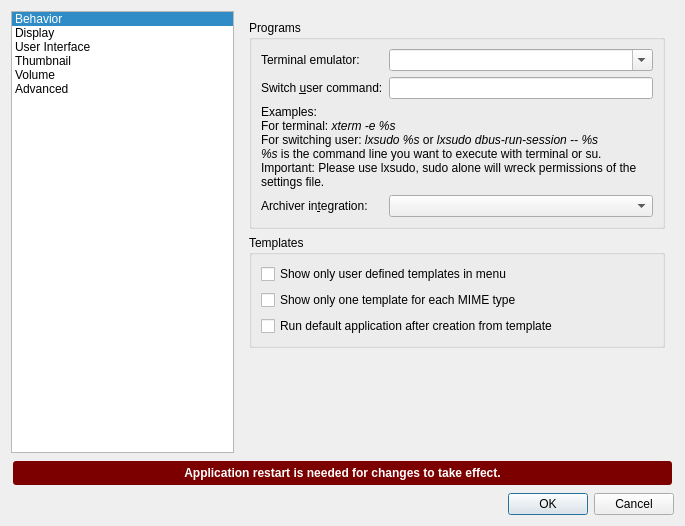
lxqt/pcmanfm-qt, file pcmanfm/preferences.ui: the form before one commit.
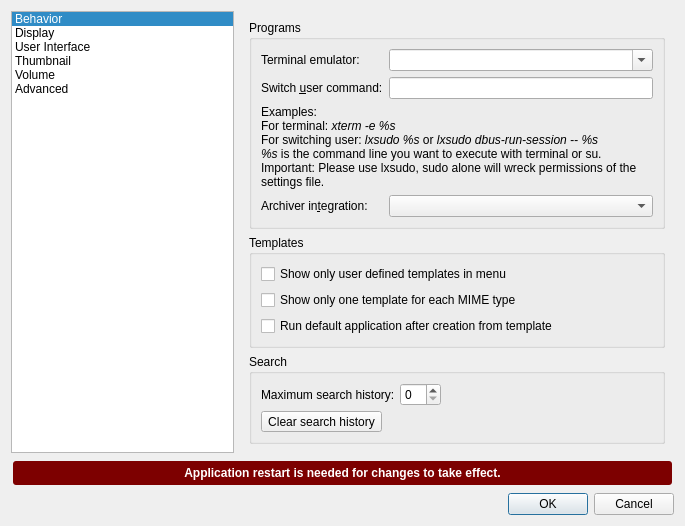
The form after the commit. The open tabs and pages were chosen to show the change.

Commit message:
Added search history (#1583)
This patch requires https://github.com/lxqt/libfm-qt/pull/806.

The history items can be selected by Up and Down arrow keys or by opening the combo menu.

For respecting the user's privacy, the maximum search history is zero (= disabled) by default. It can be from 0 to 50, with separate lists for the name and content entries.

Also, a button is added to Preferences dialog for clearing the search history.

The options are in preferences → Advanced → Search.

Closes https://github.com/lxqt/pcmanfm-qt/issues/1580

Patch:
```diff
--- a/pcmanfm/preferences.ui
+++ b/pcmanfm/preferences.ui
@@ -817,7 +817,7 @@
         </layout>
        </widget>
        <widget class="QWidget" name="advancedPage">
-        <layout class="QVBoxLayout" name="verticalLayout_2" stretch="0,0,1">
+        <layout class="QVBoxLayout" name="verticalLayout_2" stretch="0,0,0,1">
          <item>
           <widget class="QGroupBox" name="groupBox">
            <property name="title">
@@ -913,6 +913,45 @@
            </layout>
           </widget>
          </item>
+         <item>
+          <widget class="QGroupBox" name="groupBox_10">
+           <property name="title">
+            <string>Search</string>
+           </property>
+           <layout class="QFormLayout" name="formLayout_4">
+            <property name="fieldGrowthPolicy">
+             <enum>QFormLayout::ExpandingFieldsGrow</enum>
+            </property>
+            <property name="horizontalSpacing">
+             <number>5</number>
+            </property>
+            <property name="verticalSpacing">
+             <number>5</number>
+            </property>
+            <item row="0" column="0">
+             <widget class="QLabel" name="label_19">
+              <property name="text">
+               <string>Maximum search history:</string>
+              </property>
+             </widget>
+            </item>
+            <item row="0" column="1">
+             <widget class="QSpinBox" name="maxSearchHistory">
+              <property name="maximum">
+               <number>50</number>
+              </property>
+             </widget>
+            </item>
+            <item row="1" column="0" colspan="2">
+             <widget class="QToolButton" name="clearSearchHistory">
+              <property name="text">
+               <string>Clear search history</string>
+              </property>
+             </widget>
+            </item>
+           </layout>
+          </widget>
+         </item>
          <item>
           <spacer name="verticalSpacer_3">
            <property name="orientation">
```
The commit also changes 4 other files.
